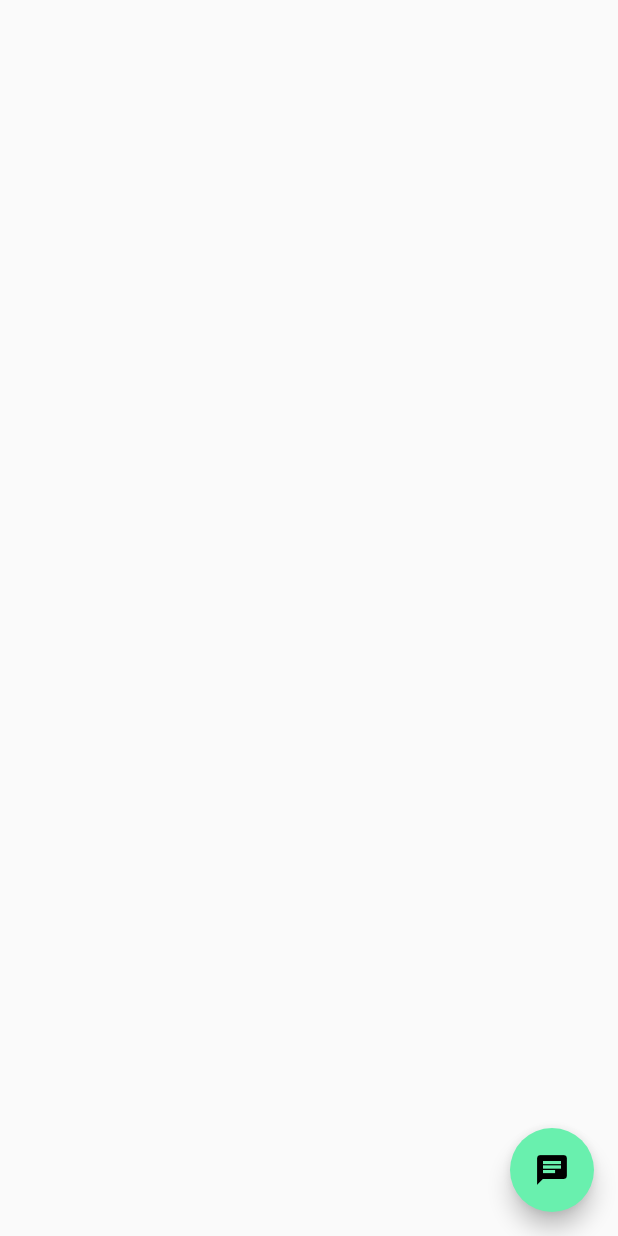
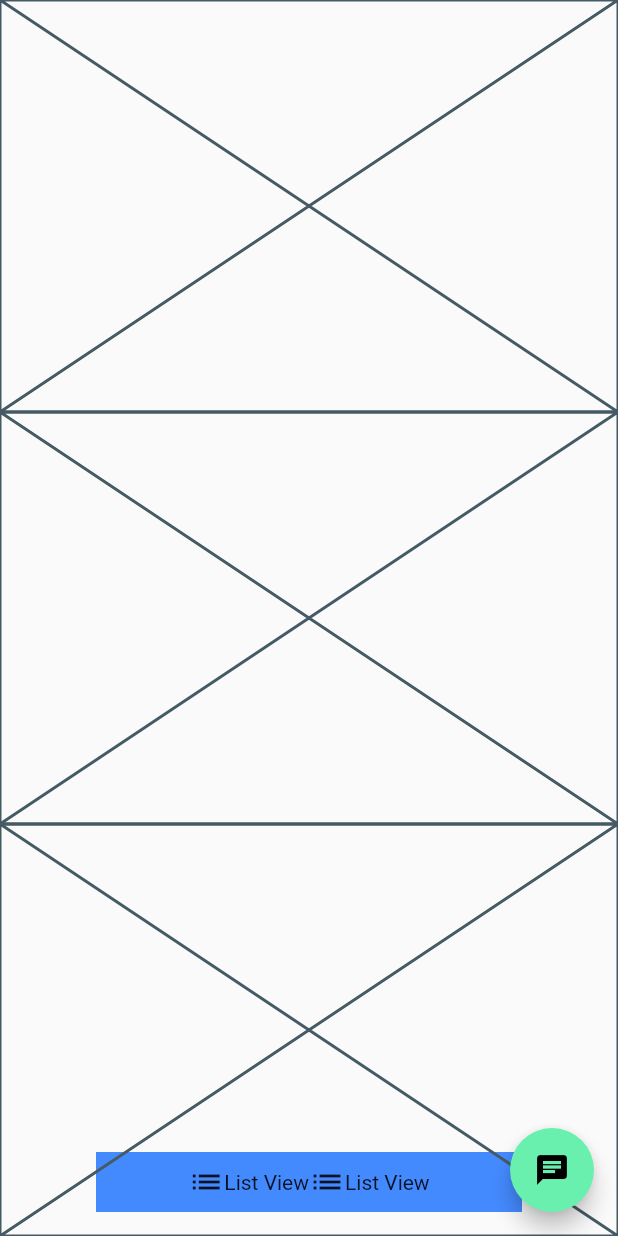
Before and after one commit to JAICHANGPARK/flutter_notebook_11th_story, a Flutter app: the screen it shows after launch, on a phone screen of 412 x 824 dp. Run offline on Flutter 3.47's test engine with Material 2 defaults, Android fonts, the phone set to English and light mode, and no system bars; our stand-ins replace backdrop, badges, flutter_inner_drawer, flutter_slidable, flutter_swiper, google_fonts.

Commit message:
Update irys_home_page.dart

```diff
--- a/lib/ep727_irys_mobile_app/ui/irys_home_page.dart
+++ b/lib/ep727_irys_mobile_app/ui/irys_home_page.dart
@@ -1,3 +1,4 @@
+import 'package:flutter/cupertino.dart';
 import 'package:flutter/material.dart';
 
 class IrysHomePage extends StatefulWidget {
@@ -13,21 +14,18 @@ class _IrysHomePageState extends State<IrysHomePage> {
         child: Stack(
           children: [
             Positioned(
-                child: Column(
-              children: [],
-            )),
-            Positioned(
               left: 0,
               right: 0,
               bottom: 16,
-              child: SizedBox(
-                height: 32,
-                width: 160,
               child: Container(
+                margin: EdgeInsets.symmetric(horizontal: 64),
+                padding: EdgeInsets.symmetric(vertical: 8),
                 decoration: BoxDecoration(
-                    color: Colors.blue
+                  color: Colors.blueAccent
                 ),
                 child: Row(
+                  crossAxisAlignment: CrossAxisAlignment.center,
+                  mainAxisAlignment: MainAxisAlignment.center,
                   children: [
                     Row(
                       children: [Icon(Icons.list), Text("List View")],
@@ -39,8 +37,16 @@ class _IrysHomePageState extends State<IrysHomePage> {
                 ),
               ),
             ),
+            Positioned(
+                child: Column(
+              children: [
+                Expanded(child: Placeholder()),
+                Expanded(child: Placeholder()),
+                Expanded(child: Placeholder()),
 
-            ),
+              ],
+            )),
+
           ],
         ),
       ),
```
Lines whose indentation alone changed are shown as unchanged.
